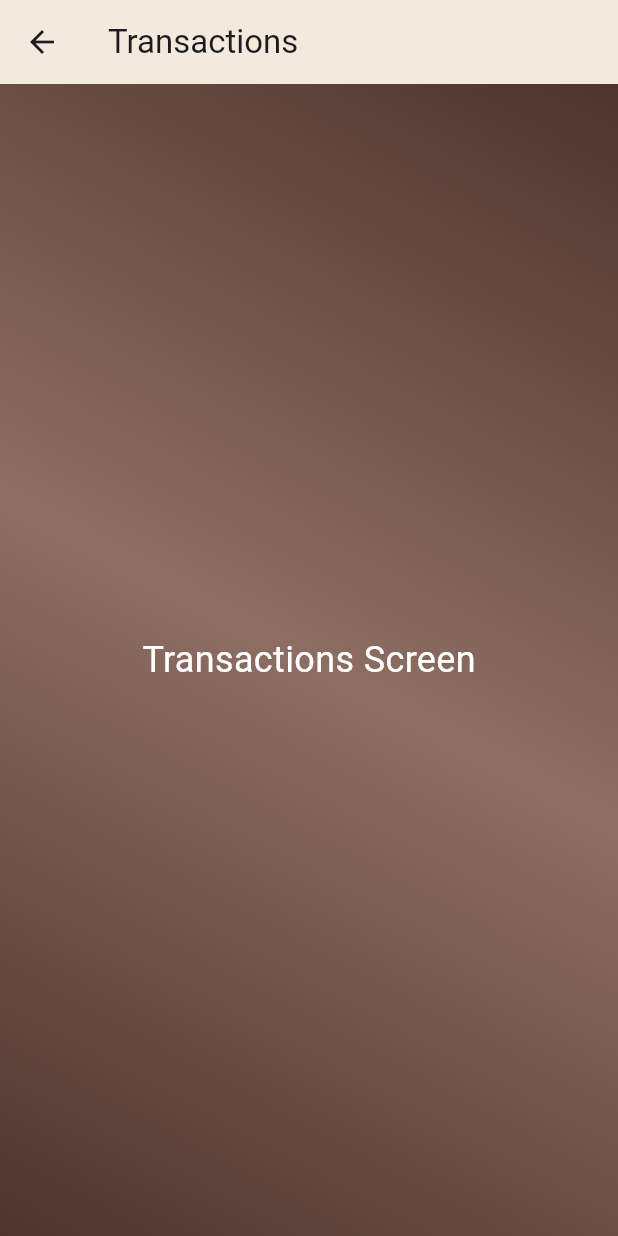
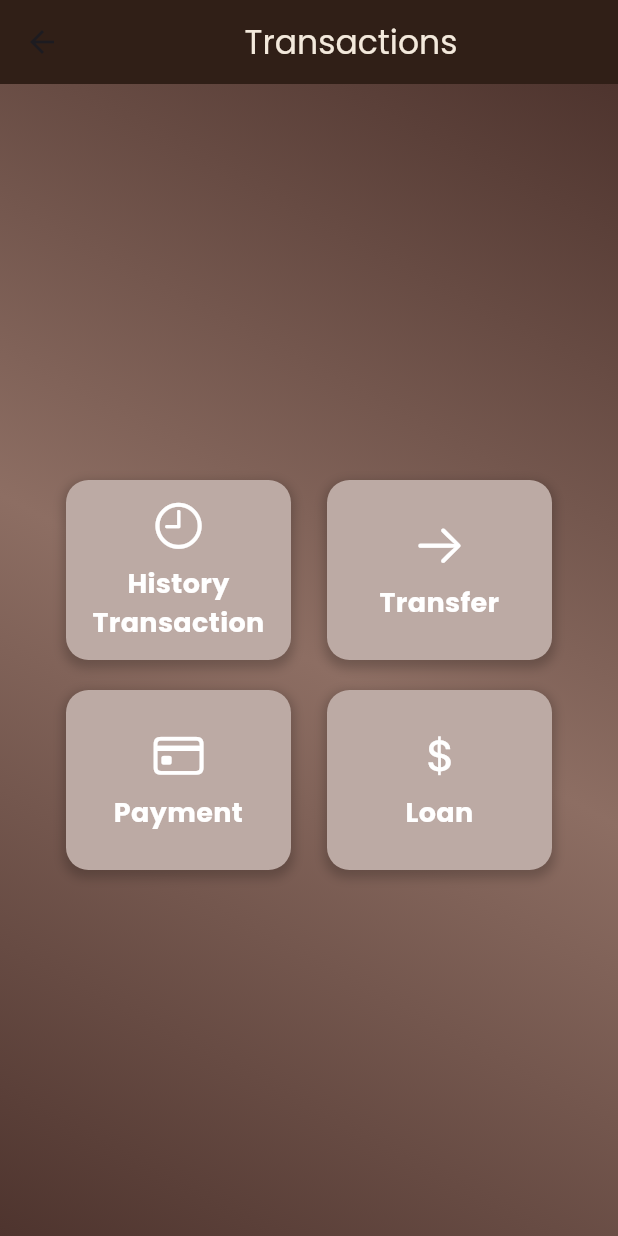
Before and after one commit to endlesswp/mobile_programming, a Flutter app: the TransactionScreen screen opened directly, on a phone screen of 412 x 824 dp. Run offline on Flutter 3.47's test engine with Material 3 defaults, Android fonts, the phone set to English and light mode, and no system bars; our stand-ins replace animated_text_kit, fluttertoast, google_fonts.

Commit message:
tampilan transaction screen

```diff
--- /dev/null
+++ b/lib/screens/history_transaction_screen.dart
@@ -0,0 +1,15 @@
+import 'package:flutter/material.dart';
+
+class HistoryTransactionScreen extends StatelessWidget {
+  const HistoryTransactionScreen({super.key});
+
+  @override
+  Widget build(BuildContext context) {
+    return Scaffold(
+      appBar: AppBar(
+        title: const Text('History Transaction'),
+      ),
+      body: const Center(child: Text('History Transaction Screen')),
+    );
+  }
+}
--- /dev/null
+++ b/lib/screens/loan_screen.dart
@@ -0,0 +1,15 @@
+import 'package:flutter/material.dart';
+
+class LoanScreen extends StatelessWidget {
+  const LoanScreen({super.key});
+
+  @override
+  Widget build(BuildContext context) {
+    return Scaffold(
+      appBar: AppBar(
+        title: const Text('Loan'),
+      ),
+      body: const Center(child: Text('Loan Screen')),
+    );
+  }
+}
--- /dev/null
+++ b/lib/screens/payment_screen.dart
@@ -0,0 +1,15 @@
+import 'package:flutter/material.dart';
+
+class PaymentScreen extends StatelessWidget {
+  const PaymentScreen({super.key});
+
+  @override
+  Widget build(BuildContext context) {
+    return Scaffold(
+      appBar: AppBar(
+        title: const Text('Payment'),
+      ),
+      body: const Center(child: Text('Payment Screen')),
+    );
+  }
+}
--- a/lib/screens/transaction_screen.dart
+++ b/lib/screens/transaction_screen.dart
@@ -1,11 +1,35 @@
+import 'package:flutter/cupertino.dart';
 import 'package:flutter/material.dart';
+import 'history_transaction_screen.dart';
+import 'transfer_screen.dart';
+import 'payment_screen.dart';
+import 'loan_screen.dart';
 
-class TransactionScreen extends StatelessWidget {
+class TransactionScreen extends StatefulWidget {
   const TransactionScreen({super.key});
+
+  @override
+  _TransactionScreenState createState() => _TransactionScreenState();
+}
+
+class _TransactionScreenState extends State<TransactionScreen> {
+  final List<bool> _isHovered = [false, false, false, false];
 
   @override
   Widget build(BuildContext context) {
     return Scaffold(
+      appBar: AppBar(
+        backgroundColor: const Color(0xFF301F17),
+        title: const Center(
+          child: Text(
+            'Transactions',
+            style: TextStyle(
+              color: Color(0xFFF3E9DC),
+              fontFamily: 'Poppins',
+            ),
+          ),
+        ),
+      ),
       body: Stack(
         children: [
           Positioned.fill(
@@ -23,20 +47,115 @@ class TransactionScreen extends StatelessWidget {
               ),
             ),
           ),
-          const Center(
-            child: Text(
-              'Transactions Screen',
-              style: TextStyle(
-                color: Colors.white,
-                fontSize: 24,
-              ),
+          Padding(
+            padding: const EdgeInsets.all(20.0),
+            child: Column(
+              mainAxisAlignment: MainAxisAlignment.center,
+              children: [
+                const SizedBox(height: 20),
+                Row(
+                  mainAxisAlignment: MainAxisAlignment.spaceEvenly,
+                  children: [
+                    _buildFeatureCard(
+                      context,
+                      icon: CupertinoIcons.clock,
+                      title: 'History\nTransaction',
+                      page: const HistoryTransactionScreen(),
+                      index: 0,
+                    ),
+                    _buildFeatureCard(
+                      context,
+                      icon: CupertinoIcons.arrow_right,
+                      title: 'Transfer',
+                      page: const TransferScreen(),
+                      index: 1,
+                    ),
+                  ],
+                ),
+                const SizedBox(height: 20),
+                Row(
+                  mainAxisAlignment: MainAxisAlignment.spaceEvenly,
+                  children: [
+                    _buildFeatureCard(
+                      context,
+                      icon: CupertinoIcons.creditcard,
+                      title: 'Payment',
+                      page: const PaymentScreen(),
+                      index: 2,
+                    ),
+                    _buildFeatureCard(
+                      context,
+                      icon: CupertinoIcons.money_dollar,
+                      title: 'Loan',
+                      page: const LoanScreen(),
+                      index: 3,
+                    ),
+                  ],
+                ),
+              ],
             ),
           ),
         ],
       ),
-      appBar: AppBar(
-        backgroundColor: const Color(0xFFF3E9DC),
-        title: const Text('Transactions'),
+    );
+  }
+
+  Widget _buildFeatureCard(BuildContext context, {required IconData icon, required String title, required Widget page, required int index}) {
+    return MouseRegion(
+      onEnter: (_) {
+        setState(() {
+          _isHovered[index] = true;
+        });
+      },
+      onExit: (_) {
+        setState(() {
+          _isHovered[index] = false;
+        });
+      },
+      child: GestureDetector(
+        onTap: () {
+          Navigator.push(
+            context,
+            MaterialPageRoute(builder: (context) => page),
+          );
+        },
+        child: Container(
+          width: 150,
+          height: 120,
+          decoration: BoxDecoration(
+            color: _isHovered[index] ? Colors.brown[300] : Colors.brown[200],
+            borderRadius: BorderRadius.circular(15),
+            boxShadow: [
+              BoxShadow(
+                color: Colors.black.withOpacity(0.2),
+                spreadRadius: 2,
+                blurRadius: 5,
+                offset: const Offset(0, 3),
+              ),
+            ],
+          ),
+          child: Column(
+            mainAxisAlignment: MainAxisAlignment.center,
+            children: [
+              Icon(
+                icon,
+                color: Colors.white,
+                size: 36,
+              ),
+              const SizedBox(height: 8),
+              Text(
+                title,
+                textAlign: TextAlign.center,
+                style: const TextStyle(
+                  color: Colors.white,
+                  fontSize: 18,
+                  fontWeight: FontWeight.bold,
+                  fontFamily: 'Poppins',
+                ),
+              ),
+            ],
+          ),
+        ),
       ),
     );
   }
--- /dev/null
+++ b/lib/screens/transfer_screen.dart
@@ -0,0 +1,15 @@
+import 'package:flutter/material.dart';
+
+class TransferScreen extends StatelessWidget {
+  const TransferScreen({super.key});
+
+  @override
+  Widget build(BuildContext context) {
+    return Scaffold(
+      appBar: AppBar(
+        title: const Text('Transfer'),
+      ),
+      body: const Center(child: Text('Transfer Screen')),
+    );
+  }
+}
```
